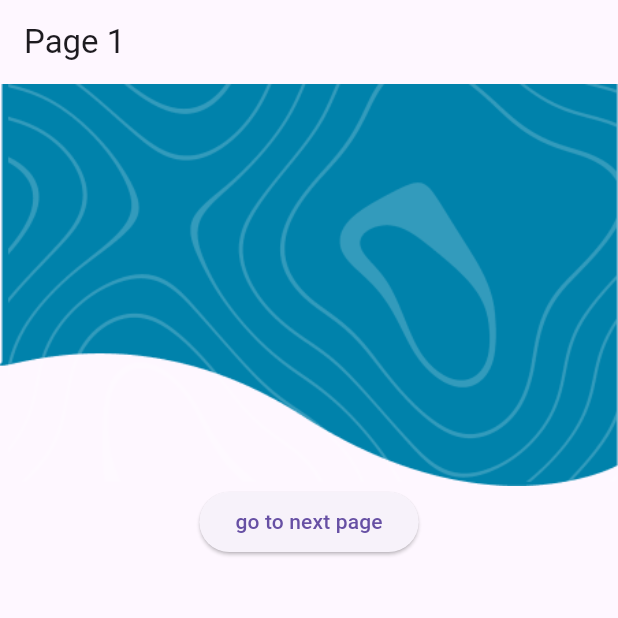
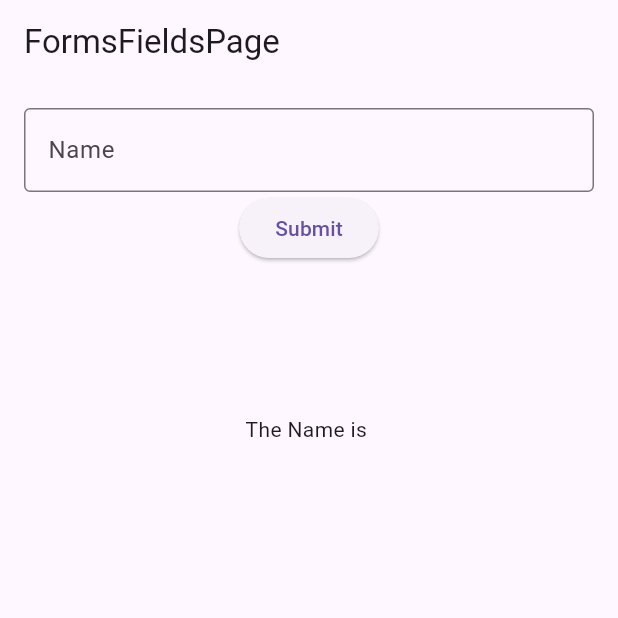
Before and after one commit to MoazzamAliSE/Batch_3, a Flutter app: the screen it shows after launch, on a phone screen of 412 x 824 dp, the top half of it. Run offline on Flutter 3.47's test engine with Material 3 defaults, Android fonts, the phone set to English and light mode, and no system bars; our stand-ins replace flutter_spinkit.

Commit message:
day 4 complete

```diff
--- /dev/null
+++ b/lib/day4/FormFieldsDay4.dart/form_field_day4.dart
@@ -0,0 +1,61 @@
+import 'package:first_proj/day4/day4Navigation/page2.dart';
+import 'package:flutter/material.dart';
+
+class FormsFieldsPage extends StatefulWidget {
+  const FormsFieldsPage({super.key});
+
+  @override
+  State<FormsFieldsPage> createState() => _FormsFieldsPageState();
+}
+
+class _FormsFieldsPageState extends State<FormsFieldsPage> {
+  TextEditingController nameController = TextEditingController();
+
+  final formKey = GlobalKey<FormState>();
+
+  String name = '';
+
+  @override
+  Widget build(BuildContext context) {
+    return Scaffold(
+      appBar: AppBar(
+        title: const Text("FormsFieldsPage"),
+      ),
+      body: Padding(
+        padding: const EdgeInsets.all(16.0),
+        child: Form(
+          key: formKey,
+          child: Column(
+            children: [
+              TextFormField(
+                controller: nameController,
+                decoration: const InputDecoration(
+                  border: OutlineInputBorder(),
+                  hintText: "Name",
+                ),
+                // onChanged: (value) {
+                //   setState(() {
+                //     name = value.toString();
+                //   });
+                //   // print(value);
+                // },
+              ),
+              Center(
+                child: ElevatedButton(
+                    onPressed: () {
+                      formKey.currentState!.validate();
+                      print("object");
+                    },
+                    child: const Text("Submit")),
+              ),
+              const SizedBox(
+                height: 100,
+              ),
+              Text("The Name is $name")
+            ],
+          ),
+        ),
+      ),
+    );
+  }
+}
--- a/lib/main.dart
+++ b/lib/main.dart
@@ -3,6 +3,7 @@ import 'package:first_proj/day2/day2.dart';
 import 'package:first_proj/day3/custom_button.dart';
 import 'package:first_proj/day3/day3.dart';
 import 'package:first_proj/day3/practice_row_col.dart';
+import 'package:first_proj/day4/FormFieldsDay4.dart/form_field_day4.dart';
 import 'package:first_proj/day4/day4.dart';
 import 'package:first_proj/day4/day4_1.dart';
 import 'package:first_proj/day4/day4Navigation/page1.dart';
@@ -17,9 +18,9 @@ class MyApp extends StatelessWidget {
 
   @override
   Widget build(BuildContext context) {
-    return const MaterialApp(
+    return MaterialApp(
       title: 'Flutter',
-      home: Page1(),
+      home: FormsFieldsPage(),
     );
   }
 }
```
